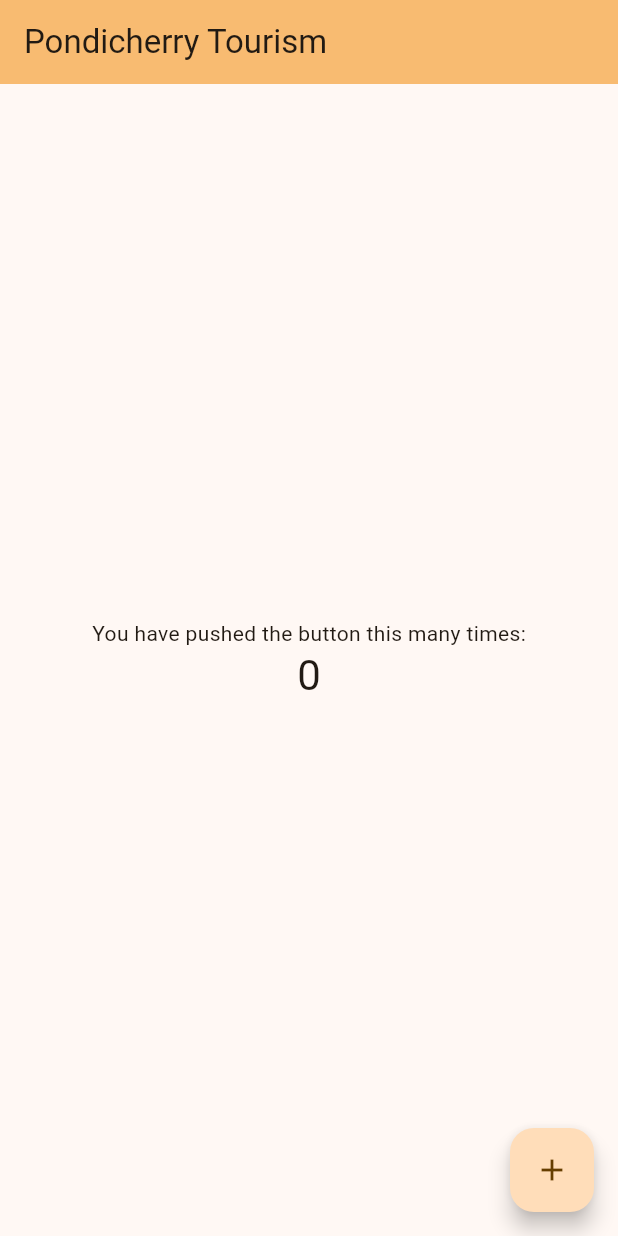
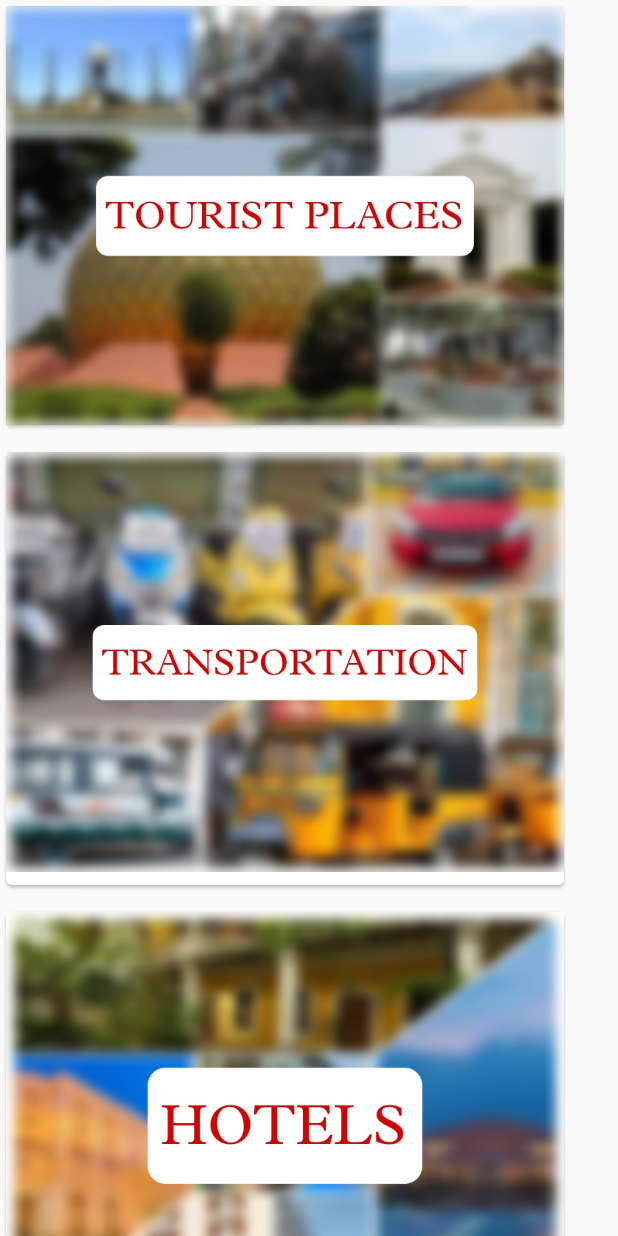
Before and after one commit to thineshkannan/pondicherrytourism, a Flutter app: the screen it shows after launch, on a phone screen of 412 x 824 dp. Run offline on Flutter 3.47's test engine with Material 2 defaults, Android fonts, the phone set to English and light mode, and no system bars.

Commit message:
Base App Phase 2

```diff
--- /dev/null
+++ b/lib/ahomepage.dart
@@ -0,0 +1,56 @@
+import 'package:flutter/material.dart';
+
+class ahomepage extends StatefulWidget {
+  @override
+  _ahomepageState createState() => _ahomepageState();
+}
+
+class _ahomepageState extends State<ahomepage> {
+
+  @override
+  Widget build(BuildContext context) {
+    return Scaffold(
+      body:  SingleChildScrollView(
+    child: Column( mainAxisAlignment: MainAxisAlignment.center,
+        children:<Widget>[
+          Container(
+            width: 380,
+            height: 287,
+        child: Card(
+          child: Column(
+            children: <Widget>[
+              Image.asset('assets/touristplace.jpeg'),
+            ],
+          ),
+        ),
+      ),
+          SizedBox(height: 10,),
+          Container(
+            width: 380,
+            height: 297,
+            child: Card(
+              child: Column(
+                children: <Widget>[
+                  Image.asset('assets/trans.jpeg'),
+                ],
+              ),
+            ),
+          ),
+          SizedBox(height: 10,),
+          Container(
+            width: 380,
+            height: 297,
+            child: Card(
+              child: Column(
+                children: <Widget>[
+                  Image.asset('assets/hotels.jpeg'),
+                ],
+              ),
+            ),
+          ),
+      ],
+      ),
+      ),
+    );
+  }
+}
--- a/lib/main.dart
+++ b/lib/main.dart
@@ -1,101 +1,47 @@
 import 'package:flutter/material.dart';
-void main() {
-  runApp(const MyApp());
+import 'package:pondicherrytourism/ahomepage.dart';
+
+
+Future<void> main() async {
+  WidgetsFlutterBinding.ensureInitialized();
+  // await Firebase.initializeApp();
+  runApp(
+    // ChangeNotifierProvider(
+    //   create: (context) => Usercontext(),
+    //   child:
+    MaterialApp(
+      title: 'Pondy Tourism',
+      home: SplashScreen(),
+      debugShowCheckedModeBanner: false,
+      routes: {
+        '/home': (context) => ahomepage(),
+      },
+    ),
+  );
 }
 
-class MyApp extends StatelessWidget {
-  const MyApp({super.key});
+class SplashScreen extends StatefulWidget {
   @override
-  Widget build(BuildContext context) {
-    return MaterialApp(
-
-      title: 'Pondicherry Tourism',
-
-      debugShowCheckedModeBanner: false,
-      theme: ThemeData(
-        colorScheme: ColorScheme.fromSeed(seedColor: Colors.orange.shade400),
-        useMaterial3: true,
-      ),
-      home: const MyHomePage(title:'Pondicherry Tourism'),
-    );
-  }
+  _SplashScreenState createState() => _SplashScreenState();
 }
 
-class MyHomePage extends StatefulWidget {
-  const MyHomePage({super.key, required this.title});
-
-  final String title;
-
+class _SplashScreenState extends State<SplashScreen> {
   @override
-  State<MyHomePage> createState() => _MyHomePageState();
-}
-
-class _MyHomePageState extends State<MyHomePage> {
-  int _counter = 0;
-
-  void _incrementCounter() {
-    setState(() {
-      // This call to setState tells the Flutter framework that something has
-      // changed in this State, which causes it to rerun the build method below
-      // so that the display can reflect the updated values. If we changed
-      // _counter without calling setState(), then the build method would not be
-      // called again, and so nothing would appear to happen.
-      _counter++;
+  void initState() {
+    super.initState();
+    Future.delayed(Duration(seconds: 3), () {
+      Navigator.pushReplacementNamed(context, '/home');
     });
   }
 
   @override
   Widget build(BuildContext context) {
-    // This method is rerun every time setState is called, for instance as done
-    // by the _incrementCounter method above.
-    //
-    // The Flutter framework has been optimized to make rerunning build methods
-    // fast, so that you can just rebuild anything that needs updating rather
-    // than having to individually change instances of widgets.
-    return Scaffold(
-      appBar: AppBar(
-        // TRY THIS: Try changing the color here to a specific color (to
-        // Colors.amber, perhaps?) and trigger a hot reload to see the AppBar
-        // change color while the other colors stay the same.
-        backgroundColor: Theme.of(context).colorScheme.inversePrimary,
-        // Here we take the value from the MyHomePage object that was created by
-        // the App.build method, and use it to set our appbar title.
-        title: Text(widget.title),
-      ),
-      body: Center(
-        // Center is a layout widget. It takes a single child and positions it
-        // in the middle of the parent.
-        child: Column(
-          // Column is also a layout widget. It takes a list of children and
-          // arranges them vertically. By default, it sizes itself to fit its
-          // children horizontally, and tries to be as tall as its parent.
-          //
-          // Column has various properties to control how it sizes itself and
-          // how it positions its children. Here we use mainAxisAlignment to
-          // center the children vertically; the main axis here is the vertical
-          // axis because Columns are vertical (the cross axis would be
-          // horizontal).
-          //
-          // TRY THIS: Invoke "debug painting" (choose the "Toggle Debug Paint"
-          // action in the IDE, or press "p" in the console), to see the
-          // wireframe for each widget.
-          mainAxisAlignment: MainAxisAlignment.center,
-          children: <Widget>[
-            const Text(
-              'You have pushed the button this many times:',
-            ),
-            Text(
-              '$_counter',
-              style: Theme.of(context).textTheme.headlineMedium,
-            ),
-          ],
-        ),
-      ),
-      floatingActionButton: FloatingActionButton(
-        onPressed: _incrementCounter,
-        tooltip: 'Increment',
-        child: const Icon(Icons.add),
-      ), // This trailing comma makes auto-formatting nicer for build methods.
+    return Container(
+      color: Colors.orangeAccent,
+      child: Column(mainAxisAlignment: MainAxisAlignment.center, children: [
+        SizedBox(height:200),
+        SizedBox(child: Image.asset("assets/l.jpg")),
+      ]),
     );
   }
 }
```
Also changed, not shown: pubspec.yaml (+5 -3 lines), assets/hotels.jpeg (added), assets/l.jpg (added), assets/touristplace.jpeg (added), assets/trans.jpeg (added), 3 other files.
